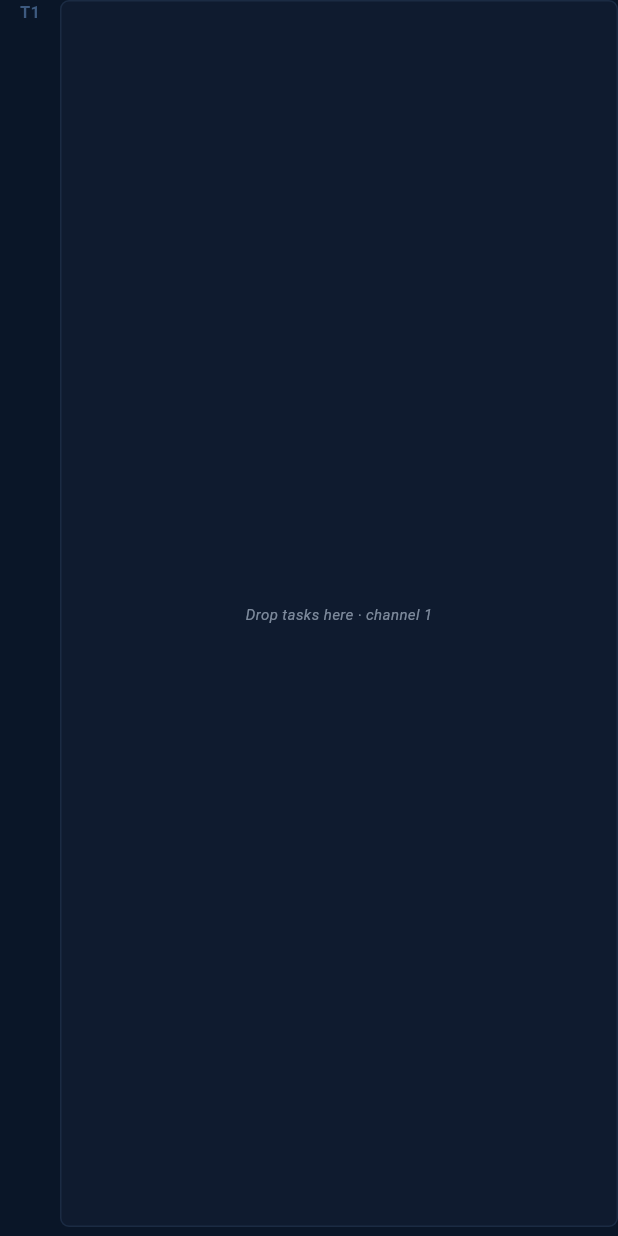
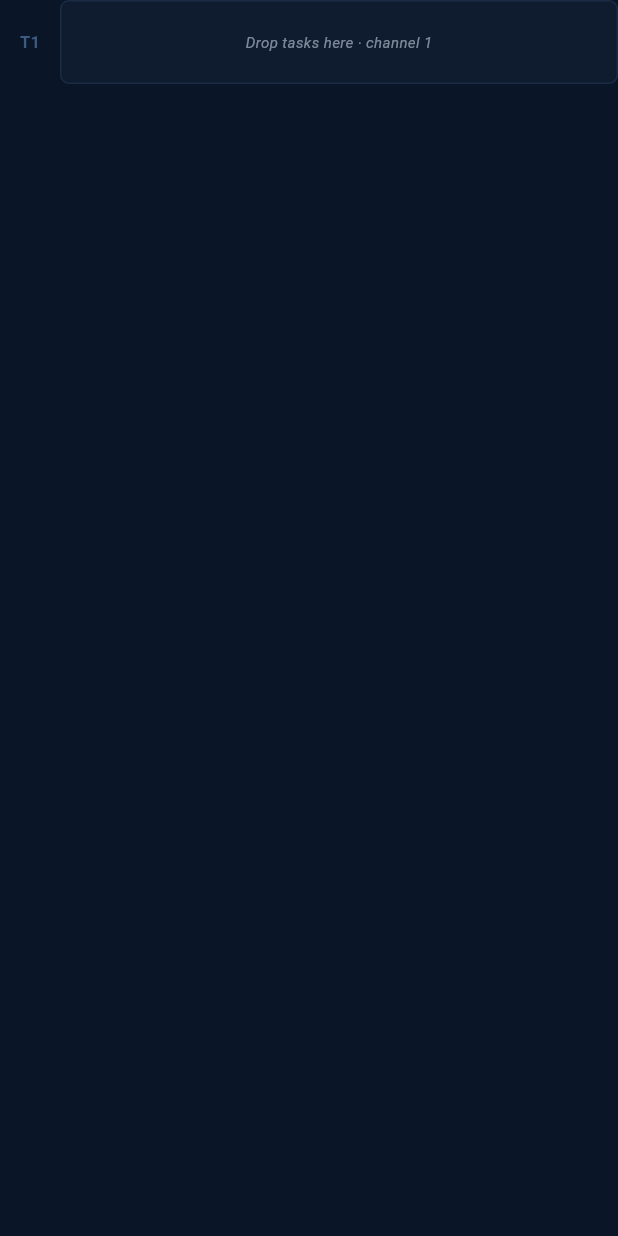
Before and after one commit to Aleko1987/pabc-platform, a Flutter app: the _TrackRow widget shown alone on an empty page, opened directly with empty values, on a phone screen of 412 x 824 dp. Run offline on Flutter 3.47's test engine with Material 3 defaults, Android fonts, the phone set to English and light mode, and no system bars; our stand-ins replace connectivity_plus, flutter_riverpod, go_router, supabase_flutter; accounts and stored records are empty.

Commit message:
Fix staff timeline Row: bound height in scroll view (infinite height crash)
Made-with: Cursor

```diff
--- a/apps/employee_app/lib/features/staff/staff_timeline_workspace.dart
+++ b/apps/employee_app/lib/features/staff/staff_timeline_workspace.dart
@@ -406,13 +406,16 @@ class _TrackRow extends StatelessWidget {
   Widget build(BuildContext context) {
     return Padding(
       padding: const EdgeInsets.only(bottom: 6),
+      // Bounded height: inside scrollables, Row + stretch gets infinite max height.
+      child: SizedBox(
+        height: 56,
         child: Row(
           crossAxisAlignment: CrossAxisAlignment.stretch,
           children: [
             SizedBox(
               width: 40,
               child: Align(
-              alignment: Alignment.topCenter,
+                alignment: Alignment.center,
                 child: Text(
                   'T${trackIndex + 1}',
                   style: const TextStyle(
@@ -491,6 +494,7 @@ class _TrackRow extends StatelessWidget {
           ),
         ],
         ),
+      ),
     );
   }
 }
```
Lines whose indentation alone changed are shown as unchanged.
